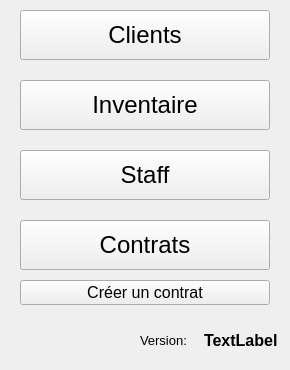
Before: the Qt Designer form sploks/views/menu.ui in LPOdev/Sploks, drawn with Qt 5.
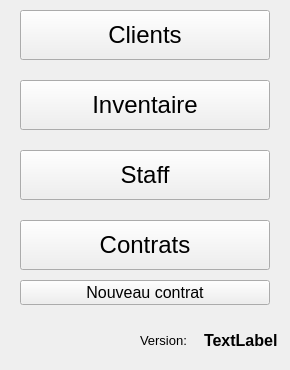
After: the same form once the commit is applied.

Commit message: T10 Changer le nom du bouton

What changed in the file:
```diff
--- a/sploks/views/menu.ui
+++ b/sploks/views/menu.ui
@@ -156,7 +156,7 @@
      </font>
     </property>
     <property name="text">
-     <string>Créer un contrat</string>
+     <string>Nouveau contrat</string>
     </property>
    </widget>
   </widget>
```
